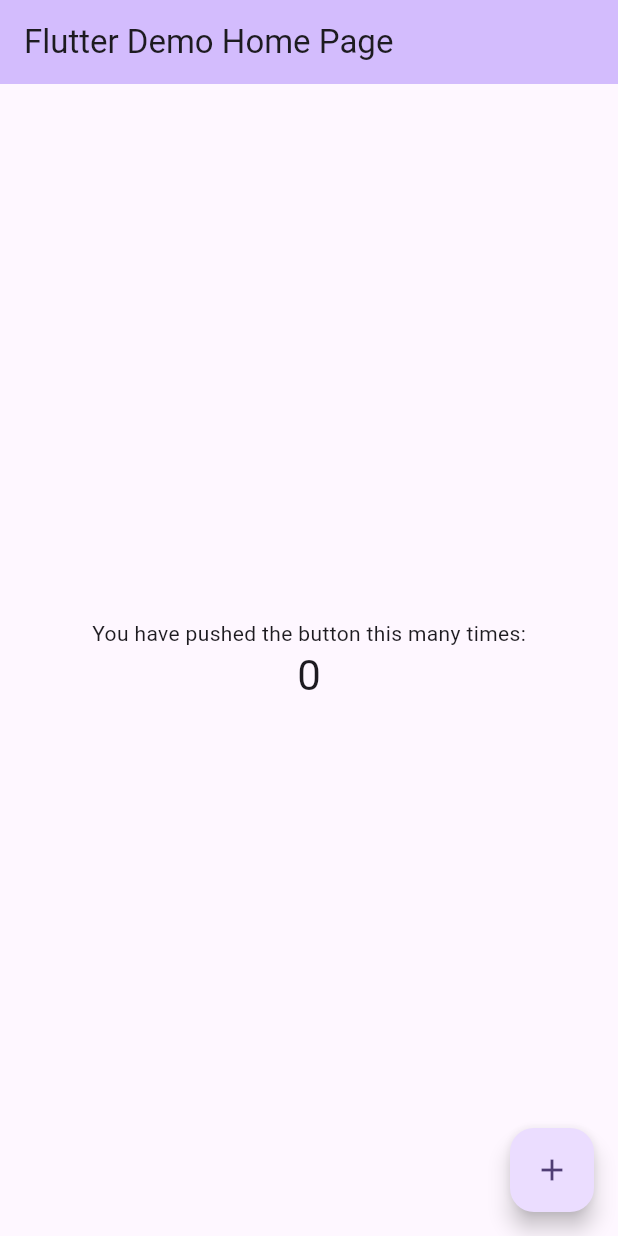
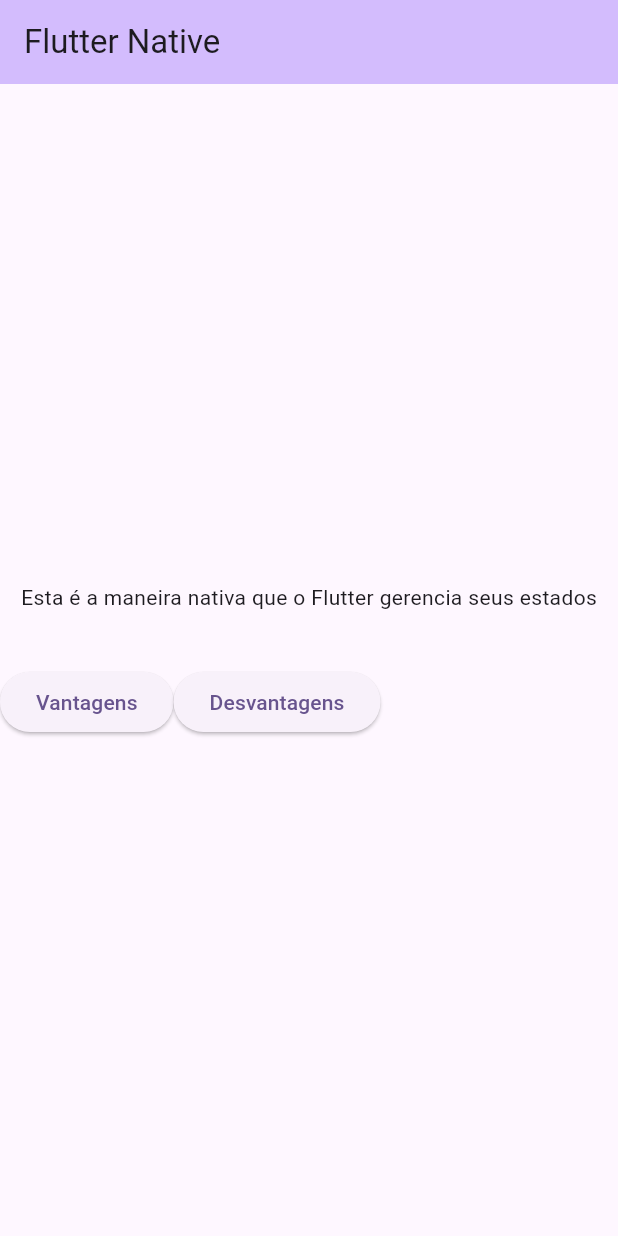
Before and after one commit to chris-hitoshi/flutter-state-management, a Flutter app: the screen it shows after launch, on a phone screen of 412 x 824 dp. Run offline on Flutter 3.47's test engine with Material 3 defaults, Android fonts, the phone set to English and light mode, and no system bars; our stand-ins replace flutter_bloc.

Commit message:
native mode and cubit started

```diff
--- /dev/null
+++ b/flutter_state_management/lib/flutter_native/flutter_native_page.dart
@@ -0,0 +1,62 @@
+import 'package:flutter/material.dart';
+
+class FlutterNativePage extends StatefulWidget {
+  const FlutterNativePage({super.key, required this.title});
+
+  final String title;
+
+  @override
+  State<FlutterNativePage> createState() => _FlutterNativePageState();
+}
+
+class _FlutterNativePageState extends State<FlutterNativePage> {
+  String _information = '';
+
+  void _showAdvantages() {
+    setState(() {
+      _information = 'Vantagem x';
+    });
+  }
+
+  void _showDisadvantages() {
+    setState(() {
+      _information = 'Desvantagem y';
+    });
+  }
+
+  @override
+  Widget build(BuildContext context) {
+    return Scaffold(
+      appBar: AppBar(
+        backgroundColor: Theme.of(context).colorScheme.inversePrimary,
+        title: Text(widget.title),
+      ),
+      body: Center(
+        child: Column(
+          mainAxisAlignment: MainAxisAlignment.center,
+          children: <Widget>[
+            const Text(
+              'Esta é a maneira nativa que o Flutter gerencia seus estados',
+            ),
+            Text(
+              _information,
+              style: Theme.of(context).textTheme.headlineMedium,
+            ),
+            Row(
+              children: <ElevatedButton>[
+                ElevatedButton(
+                  onPressed: _showAdvantages,
+                  child: const Text('Vantagens'),
+                ),
+                ElevatedButton(
+                  onPressed: _showDisadvantages,
+                  child: const Text('Desvantagens'),
+                ),
+              ],
+            )
+          ],
+        ),
+      ),
+    );
+  }
+}
--- a/flutter_state_management/lib/main.dart
+++ b/flutter_state_management/lib/main.dart
@@ -1,4 +1,5 @@
 import 'package:flutter/material.dart';
+import 'package:flutter_state_management/flutter_native/flutter_native_page.dart';
 
 void main() {
   runApp(const MyApp());
@@ -7,119 +8,15 @@ void main() {
 class MyApp extends StatelessWidget {
   const MyApp({super.key});
 
-  // This widget is the root of your application.
   @override
   Widget build(BuildContext context) {
     return MaterialApp(
       title: 'Flutter Demo',
       theme: ThemeData(
-        // This is the theme of your application.
-        //
-        // TRY THIS: Try running your application with "flutter run". You'll see
-        // the application has a purple toolbar. Then, without quitting the app,
-        // try changing the seedColor in the colorScheme below to Colors.green
-        // and then invoke "hot reload" (save your changes or press the "hot
-        // reload" button in a Flutter-supported IDE, or press "r" if you used
-        // the command line to start the app).
-        //
-        // Notice that the counter didn't reset back to zero; the application
-        // state is not lost during the reload. To reset the state, use hot
-        // restart instead.
-        //
-        // This works for code too, not just values: Most code changes can be
-        // tested with just a hot reload.
         colorScheme: ColorScheme.fromSeed(seedColor: Colors.deepPurple),
         useMaterial3: true,
       ),
-      home: const MyHomePage(title: 'Flutter Demo Home Page'),
+      home: const FlutterNativePage(title: 'Flutter Native'),
     );
   }
 }
-
-class MyHomePage extends StatefulWidget {
-  const MyHomePage({super.key, required this.title});
-
-  // This widget is the home page of your application. It is stateful, meaning
-  // that it has a State object (defined below) that contains fields that affect
-  // how it looks.
-
-  // This class is the configuration for the state. It holds the values (in this
-  // case the title) provided by the parent (in this case the App widget) and
-  // used by the build method of the State. Fields in a Widget subclass are
-  // always marked "final".
-
-  final String title;
-
-  @override
-  State<MyHomePage> createState() => _MyHomePageState();
-}
-
-class _MyHomePageState extends State<MyHomePage> {
-  int _counter = 0;
-
-  void _incrementCounter() {
-    setState(() {
-      // This call to setState tells the Flutter framework that something has
-      // changed in this State, which causes it to rerun the build method below
-      // so that the display can reflect the updated values. If we changed
-      // _counter without calling setState(), then the build method would not be
-      // called again, and so nothing would appear to happen.
-      _counter++;
-    });
-  }
-
-  @override
-  Widget build(BuildContext context) {
-    // This method is rerun every time setState is called, for instance as done
-    // by the _incrementCounter method above.
-    //
-    // The Flutter framework has been optimized to make rerunning build methods
-    // fast, so that you can just rebuild anything that needs updating rather
-    // than having to individually change instances of widgets.
-    return Scaffold(
-      appBar: AppBar(
-        // TRY THIS: Try changing the color here to a specific color (to
-        // Colors.amber, perhaps?) and trigger a hot reload to see the AppBar
-        // change color while the other colors stay the same.
-        backgroundColor: Theme.of(context).colorScheme.inversePrimary,
-        // Here we take the value from the MyHomePage object that was created by
-        // the App.build method, and use it to set our appbar title.
-        title: Text(widget.title),
-      ),
-      body: Center(
-        // Center is a layout widget. It takes a single child and positions it
-        // in the middle of the parent.
-        child: Column(
-          // Column is also a layout widget. It takes a list of children and
-          // arranges them vertically. By default, it sizes itself to fit its
-          // children horizontally, and tries to be as tall as its parent.
-          //
-          // Column has various properties to control how it sizes itself and
-          // how it positions its children. Here we use mainAxisAlignment to
-          // center the children vertically; the main axis here is the vertical
-          // axis because Columns are vertical (the cross axis would be
-          // horizontal).
-          //
-          // TRY THIS: Invoke "debug painting" (choose the "Toggle Debug Paint"
-          // action in the IDE, or press "p" in the console), to see the
-          // wireframe for each widget.
-          mainAxisAlignment: MainAxisAlignment.center,
-          children: <Widget>[
-            const Text(
-              'You have pushed the button this many times:',
-            ),
-            Text(
-              '$_counter',
-              style: Theme.of(context).textTheme.headlineMedium,
-            ),
-          ],
-        ),
-      ),
-      floatingActionButton: FloatingActionButton(
-        onPressed: _incrementCounter,
-        tooltip: 'Increment',
-        child: const Icon(Icons.add),
-      ), // This trailing comma makes auto-formatting nicer for build methods.
-    );
-  }
-}
```
Also changed, not shown: flutter_state_management/lib/cubit/cubit_page.dart (added, +60 -0 lines), flutter_state_management/lib/cubit/cubit_presenter.dart (added, +12 -0 lines), flutter_state_management/lib/cubit/cubit_state.dart (added, +17 -0 lines), flutter_state_management/pubspec.yaml (+5 -69 lines).
